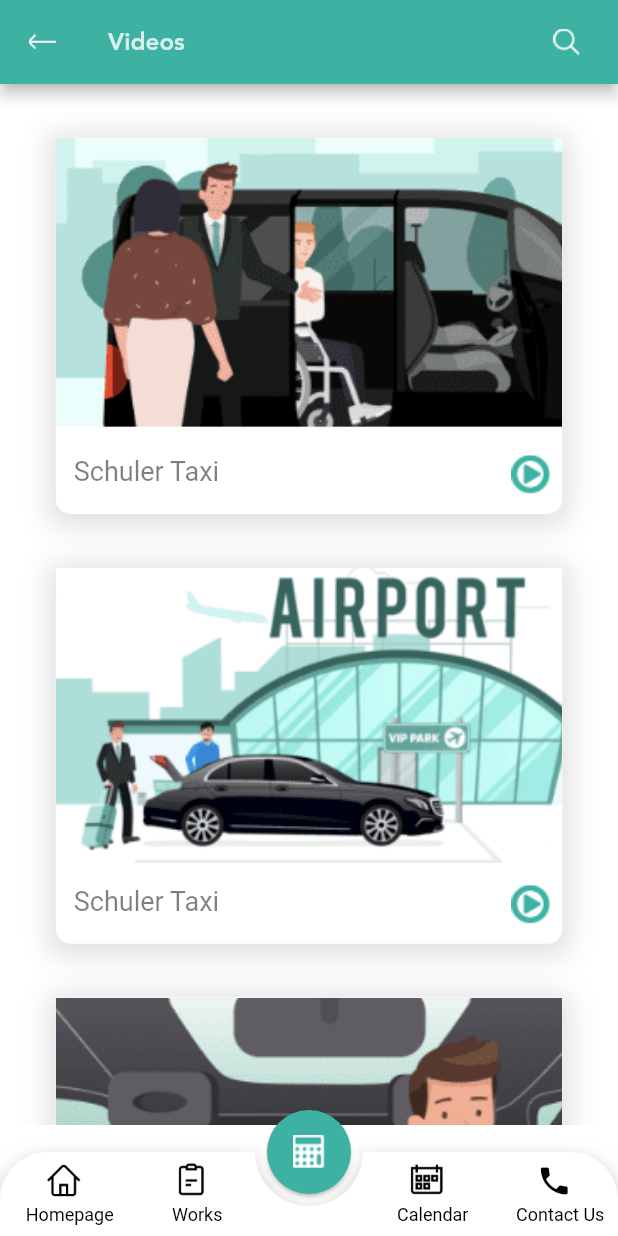
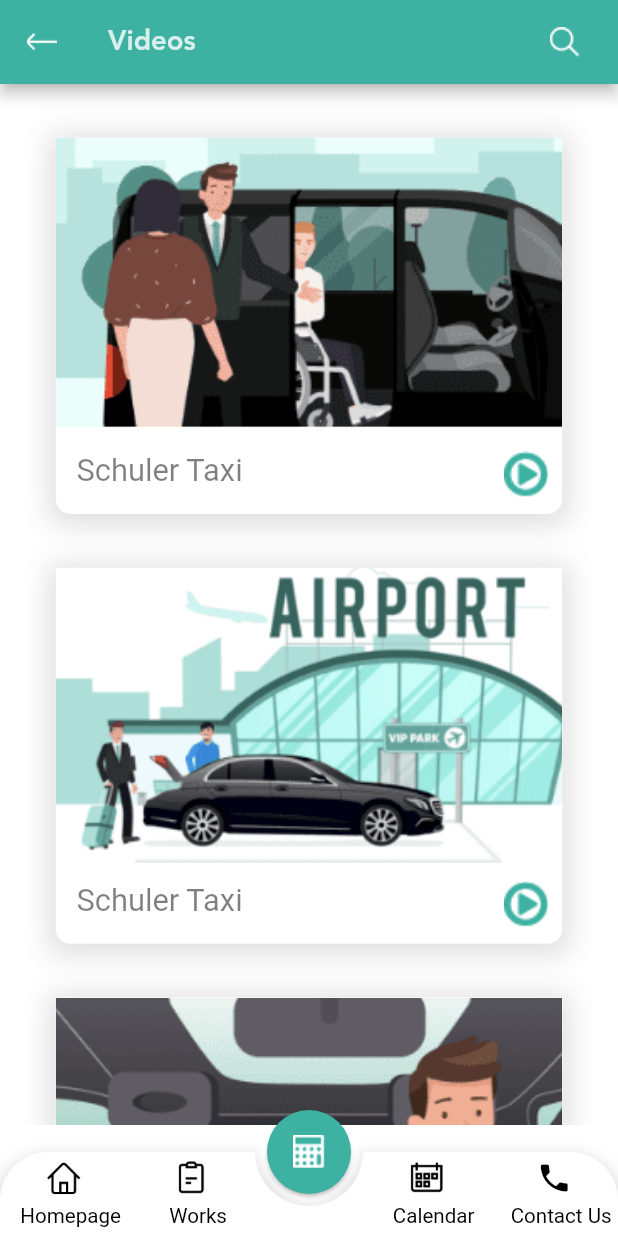
Before and after one commit to maazkhan1998/taxi4you, a Flutter app: the HomeScr screen opened directly, after a tap on "Schüler Taxi", on a phone screen of 412 x 824 dp. Run offline on Flutter 3.47's test engine with Material 2 defaults, Android fonts, the light colour scheme and no system bars; drawn by our look-alikes of animated_bottom_navigation_bar; our stand-ins replace flutter_screenutil, google_maps_flutter.

Commit message:
screen util padding

```diff
--- a/lib/screens/contact.dart
+++ b/lib/screens/contact.dart
@@ -145,8 +145,8 @@
             child: Container(
               height: ScreenUtil().setHeight(350.0),
               width: ScreenUtil().screenWidth - 40,
-              margin: EdgeInsets.symmetric(horizontal: 20.0),
-              padding: EdgeInsets.symmetric(horizontal: 20.0, vertical: 15.0),
+              margin: EdgeInsets.symmetric(horizontal: ScreenUtil().setWidth(20.0)),
+              padding: EdgeInsets.symmetric(horizontal: ScreenUtil().setWidth(20.0), vertical: ScreenUtil().setHeight(15.0)),
               decoration: BoxDecoration(
                   color: Colors.white,
                   boxShadow: [
@@ -160,7 +160,6 @@
                 children: [
                   Text('Kontakt',
                       style: TextStyle(
-
                           letterSpacing: -0.5,
                           fontSize: ScreenUtil().setSp(20.0),
                           color: Colors.black.withOpacity(0.7))),
--- a/lib/screens/home.dart
+++ b/lib/screens/home.dart
@@ -74,15 +74,15 @@
               Icon(
                 Icons.phone,color: Colors.black
               ),
-              SizedBox(height: 4),
+              SizedBox(height: ScreenUtil().setHeight(4.0)),
               Padding(
-                padding: EdgeInsets.only(left: 8),
+                padding: EdgeInsets.only(left: ScreenUtil().setWidth(8.0)),
                 child: Text(
                   titles[index],
                   maxLines: 1,
                   style: TextStyle(
                       color: Colors.black,
-                      fontSize: 12),
+                      fontSize: ScreenUtil().setSp(12.0)),
                 ),
               )
             ],
--- a/lib/screens/homeView.dart
+++ b/lib/screens/homeView.dart
@@ -21,7 +21,7 @@
           title: Text(
             'Home',
             style: TextStyle(
-              fontSize: 16.0,
+              fontSize: ScreenUtil().setSp(16.0),
               color: Colors.white.withOpacity(0.8),
               fontFamily: 'heavy',
             ),
@@ -31,8 +31,8 @@
               onTap: ()=>bookNow(context),
               child: Image.asset(
                 'assets/search.png',
-                height: 16.0,
-                width: 18.0,
+                height: ScreenUtil().setHeight(16.0),
+                width: ScreenUtil().setWidth(18.0),
                 color: Colors.white,
               ),
             ),
@@ -70,7 +70,7 @@
                             'Zuverlässiger Service',
                             style: TextStyle(
                                 fontWeight: FontWeight.w500,
-                                fontSize: 24.0,
+                                fontSize: ScreenUtil().setSp(24.0),
                                 color: Colors.white.withOpacity(0.8)),
                           ),
                           SizedBox(
@@ -83,7 +83,7 @@
                               child: Text('ANFRAGE ABSCHICKEN',
                                   style: TextStyle(
                                       fontFamily: 'medium',
-                                      fontSize: 13.5,
+                                      fontSize: ScreenUtil().setSp(13.5),
                                       fontWeight: FontWeight.bold,
                                       color: Colors.white.withOpacity(0.8))),
                               style: ElevatedButton.styleFrom(
@@ -121,16 +121,16 @@
                       Text('Unsere Leistungen',
                           style: TextStyle(
                               fontFamily: 'medium',
-                              fontSize: 18,
+                              fontSize: ScreenUtil().setSp(18.0),
                               fontWeight: FontWeight.w500,
                               color: Colors.black.withOpacity(0.51))),
                       SizedBox(
-                        height: ScreenUtil().setHeight(20),
+                        height: ScreenUtil().setHeight(20.0),
                       ),
                       Wrap(
                         alignment: WrapAlignment.center,
-                        spacing: ScreenUtil().setWidth(30),
-                        runSpacing: ScreenUtil().setHeight(22),
+                        spacing: ScreenUtil().setWidth(30.0),
+                        runSpacing: ScreenUtil().setHeight(22.0),
                         children: [
                           ServiceCard(
                               image: 'assets/page-1 (1).png',
@@ -161,7 +161,7 @@
                 Text('Verbreitetes Netzwerk',
                     style: TextStyle(
                         fontFamily: 'medium',
-                        fontSize: 23,
+                        fontSize: ScreenUtil().setSp(23.0),
                         letterSpacing: 1.15,
                         fontWeight: FontWeight.w500,
                         color: Color(0xFF3DB1A2))),
@@ -177,13 +177,13 @@
                 SizedBox(height: ScreenUtil().setHeight(5),),
                 Container(
                   padding:
-                      EdgeInsets.only(bottom: ScreenUtil().setHeight(150), left: ScreenUtil().setWidth(35), right: ScreenUtil().setWidth(35)),
+                      EdgeInsets.only(bottom: ScreenUtil().setHeight(150), left: ScreenUtil().setWidth(35.0), right: ScreenUtil().setWidth(35.5)),
                   child: Text(
                       'Wir verfügen über ein umfangreiches Netzwerk, das wir kontinuierlich ausbauen. Um unseren Kunden auch bei hoher Auslastung die richtige Servicelösung anbieten zu können, tun wir alles dafür.',
                       textAlign: TextAlign.center,
                       style: TextStyle(
                           fontFamily: 'medium',
-                          fontSize: 14,
+                          fontSize: ScreenUtil().setSp(14.0),
                           fontWeight: FontWeight.w600,
                           height: 1.5,
                           color: Colors.black54)),
--- a/lib/screens/onboarding.dart
+++ b/lib/screens/onboarding.dart
@@ -28,7 +28,7 @@
     return  Column(
         crossAxisAlignment: CrossAxisAlignment.center,
         children: [
-          Image.asset(img,),
+          Expanded(child: Image.asset(img,)),
           SizedBox(
             height: ScreenUtil().setHeight(10),
           ),
@@ -109,14 +109,14 @@
                       builder: (BuildContext context) => HomeScr())),
               child: Container(
                   width: double.infinity,
-                  margin: EdgeInsets.only(right: 34.0, top: 20.0),
+                  margin: EdgeInsets.only(right: ScreenUtil().setWidth(34.0), top: ScreenUtil().setHeight(34.0)),
                   child: Text(
                     'SKIP',
                     textAlign: TextAlign.right,
                     style: TextStyle(
                         fontFamily: 'medium',
                         color: Colors.white.withOpacity(0.7),
-                        fontSize: 12.0),
+                        fontSize: ScreenUtil().setHeight(12.0)),
                   )),
             ),
             SizedBox(height: MySize.getScaledSizeHeight(40)),
--- a/lib/screens/videos.dart
+++ b/lib/screens/videos.dart
@@ -24,14 +24,14 @@
     leading: IconButton(
         icon: Image.asset(
           'assets/arrow back.png',
-          height: 16.0,
-          width: 18.0,
+          height: ScreenUtil().setHeight(16.0),
+          width: ScreenUtil().setWidth(18.0),
         ),
         onPressed: ()=>Navigator.of(context).pop()),
     title: Text(
       'Videos',
       style: TextStyle(
-        fontSize: 16.0,
+        fontSize: ScreenUtil().setSp(16.0),
         color: Colors.white.withOpacity(0.8),
         fontFamily: 'heavy',
       ),
@@ -41,8 +41,8 @@
         onTap: () {},
         child: Image.asset(
           'assets/search.png',
-          height: 16.0,
-          width: 18.0,
+          height: ScreenUtil().setHeight(16.0),
+          width: ScreenUtil().setWidth(18.0),
           color: Colors.white,
         ),
       ),
@@ -51,7 +51,7 @@
       ),
       body: Container(
     height: ScreenUtil().screenHeight,
-    padding: EdgeInsets.symmetric(vertical:ScreenUtil().setHeight(15)),
+    padding: EdgeInsets.symmetric(vertical:ScreenUtil().setHeight(15.0)),
     width: double.infinity,
     child: ListView.separated(
       padding: EdgeInsets.symmetric(horizontal:ScreenUtil().setWidth(12.5)),
--- a/lib/widgets/customtextfield.dart
+++ b/lib/widgets/customtextfield.dart
@@ -22,7 +22,7 @@
         keyboardType: widget.inputType,
         maxLines: 1,
         decoration: InputDecoration(
-          contentPadding: EdgeInsets.only(left: 12),
+          contentPadding: EdgeInsets.only(left: ScreenUtil().setWidth(12.0)),
           hintText: widget.hint,
           hintStyle: TextStyle(fontFamily: 'medium',fontSize: ScreenUtil().setSp(14.0),color: Color(0xFF888888)),
           border: OutlineInputBorder(
--- a/lib/widgets/datetimefield.dart
+++ b/lib/widgets/datetimefield.dart
@@ -36,12 +36,13 @@
     controller: widget.controller,
     keyboardType: widget.inputType,
     decoration: InputDecoration(
-      contentPadding: EdgeInsets.only(left: 12),
+      contentPadding: EdgeInsets.only(left: ScreenUtil().setWidth(12.0)),
       suffixIcon: GestureDetector(
         onTap: _getDateTime,
           child: Image.asset(
         'assets/calendar.png',
-        height: 10.0,width: 10.0,
+        width: ScreenUtil().setWidth(10.0),
+        height: ScreenUtil().setHeight(10.0),
       )),
       hintText: widget.hint,
       hintStyle: TextStyle(
--- a/lib/widgets/dialogs.dart
+++ b/lib/widgets/dialogs.dart
@@ -19,8 +19,8 @@
                 shape: RoundedRectangleBorder(
             borderRadius: BorderRadius.circular(10.0)),
                 contentPadding:
-            EdgeInsets.symmetric(vertical: 3.0, horizontal: 12.0),
-                titlePadding: EdgeInsets.symmetric(horizontal: 12, vertical: 15),
+            EdgeInsets.symmetric(vertical: ScreenUtil().setHeight(3.0), horizontal: ScreenUtil().setWidth(12.0)),
+                titlePadding: EdgeInsets.symmetric(vertical: ScreenUtil().setHeight(15.0), horizontal: ScreenUtil().setWidth(12.0)),
                 title: Text('Jetzt Buchen',
             style: TextStyle(
             fontFamily: 'medium',letterSpacing: -0.5,
@@ -94,7 +94,7 @@
             ),
           ),
           SizedBox(
-            height: ScreenUtil().setHeight(23),
+            height: ScreenUtil().setHeight(15),
           ),
                 ],
               );
--- a/lib/widgets/locationfield.dart
+++ b/lib/widgets/locationfield.dart
@@ -26,12 +26,12 @@
         controller: widget.controller,
         keyboardType: widget.inputType,
         decoration: InputDecoration(
-          contentPadding: EdgeInsets.only(left: 12),
+          contentPadding: EdgeInsets.only(left: ScreenUtil().setWidth(12.0)),
           suffixIcon: GestureDetector(
             onTap: widget.getlocation,
               child: Image.asset(
             'assets/location.png',
-            height: 10.0,width: 10.0,
+            height: ScreenUtil().setHeight(10.0),width: ScreenUtil().setWidth(10.0),
           )),
           hintText: widget.hint,
           hintStyle: TextStyle(
--- a/lib/widgets/messagefield.dart
+++ b/lib/widgets/messagefield.dart
@@ -23,7 +23,7 @@
         keyboardType: widget.inputType,
         maxLines: 7,
         decoration: InputDecoration(
-          contentPadding: EdgeInsets.only(left: 12,top: 20.0),
+          contentPadding: EdgeInsets.only(left: ScreenUtil().setWidth(12.0),top: ScreenUtil().setHeight(20.0)),
           hintText: widget.hint,
           hintStyle: TextStyle(fontFamily: 'medium',fontSize: ScreenUtil().setSp(14.0),color: Color(0xFF888888)),
           border: OutlineInputBorder(
--- a/lib/widgets/serviceCard.dart
+++ b/lib/widgets/serviceCard.dart
@@ -34,7 +34,7 @@
             Align(
               alignment: Alignment.topRight,
               child: Container(
-                margin: EdgeInsets.only(top: 4.0),
+                margin: EdgeInsets.only(top: ScreenUtil().setHeight(4.0)),
                 child: Image.asset(
                   'assets/play.png',
                   height: ScreenUtil().setHeight(20),
--- a/lib/widgets/videoCard.dart
+++ b/lib/widgets/videoCard.dart
@@ -41,7 +41,7 @@
                     ),
                     Expanded(
                       child: Container(
-                        padding: const EdgeInsets.only(left: 12.0,right: 8.0,bottom: 3.0),
+                        padding: EdgeInsets.only(left: ScreenUtil().setWidth(12.0),right: ScreenUtil().setWidth(8.0),bottom: ScreenUtil().setHeight(3.0)),
                         child: Row(
                           crossAxisAlignment: CrossAxisAlignment.center,
                           mainAxisAlignment: MainAxisAlignment.spaceBetween,
@@ -49,18 +49,18 @@
                             Text(
                               widget.title,
                               style: TextStyle(
-                                fontSize: 18.0,
+                                fontSize: ScreenUtil().setSp(18.0),
                                 color: Colors.black.withOpacity(0.5),
                               ),
                             ),
                             Align(
                               alignment: Alignment.centerRight,
                               child: Container(
-                                margin: EdgeInsets.only(top: 4.0),
+                                margin: EdgeInsets.only(top: ScreenUtil().setHeight(4.0)),
                                 child: Image.asset(
                                   'assets/play.png',
-                                  height: 26.0,
-                                  width: 26.0,
+                                  height: ScreenUtil().setHeight(26.0),
+                                  width: ScreenUtil().setWidth(26.0),
                                   fit: BoxFit.cover,
                                 ),
                               ),
```
Also changed, not shown: lib/screens/ourfleet.dart (+6 -6 lines), lib/widgets/fleetCard.dart (+5 -5 lines).
